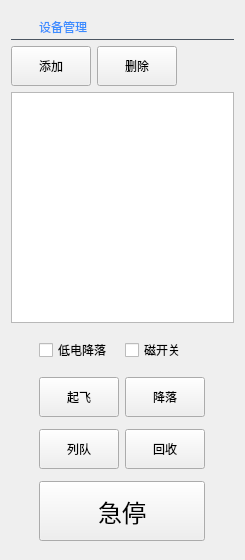
Qt form UAVManage/devicemanage.ui (gessd/UAVManage) before a commit.
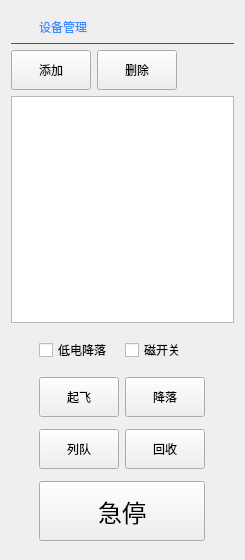
The same form after that commit. Icons and pictures are not drawn.

Patch:
```diff
--- a/UAVManage/devicemanage.ui
+++ b/UAVManage/devicemanage.ui
@@ -376,7 +376,7 @@
           <number>0</number>
          </property>
          <property name="bottomMargin">
-          <number>2</number>
+          <number>6</number>
          </property>
          <item>
           <widget class="QLabel" name="label">
```
